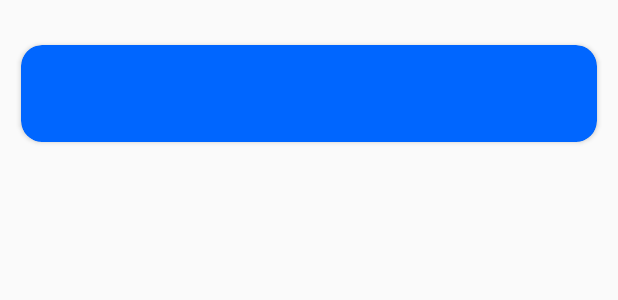
After one commit to DannyIsYog/CMovProject, an Android app: the layout frame_groupview.xml on its own in the app's theme, with its tools: preview values and no code run, on a phone screen of 412 x 824 dp. The commit adds this screen. Shown: the top 300 px of the screen. Run offline under Robolectric (Android 15) with nearby library versions, the light colour scheme and no system bars.

Commit message:
Started implementing showing all chatrooms available

```diff
--- /dev/null
+++ b/app/src/main/res/layout/frame_groupview.xml
@@ -0,0 +1,31 @@
+<?xml version="1.0" encoding="utf-8"?>
+<androidx.cardview.widget.CardView xmlns:android="http://schemas.android.com/apk/res/android"
+    android:layout_width="match_parent"
+    xmlns:card_view="http://schemas.android.com/apk/res-auto"
+    xmlns:tools="http://schemas.android.com/tools"
+    android:layout_marginHorizontal="14dp"
+    android:layout_marginTop="30dp"
+    card_view:cardCornerRadius="14dp"
+    android:layout_height="wrap_content"
+    card_view:cardBackgroundColor="@color/dark_blue_ist"
+    tools:context=".ChatFragment">
+
+    <LinearLayout
+        android:layout_width="match_parent"
+        android:layout_height="match_parent"
+        android:padding="10dp">
+
+        <TextView
+            android:id="@+id/chatName"
+            android:layout_width="wrap_content"
+            android:layout_height="wrap_content"
+            android:paddingTop="25sp"
+            android:textStyle="bold"
+            android:layout_marginStart="30dp"
+            android:gravity="center"
+            android:textColor="@color/white" />
+
+
+    </LinearLayout>
+
+</androidx.cardview.widget.CardView>
```
Also changed, not shown: app/src/main/java/pt/ulisboa/tecnico/cmov/cmovproject/ChatFragment.java (+19 -5 lines), app/src/main/java/pt/ulisboa/tecnico/cmov/cmovproject/GroupListAdapter.java (added, +46 -0 lines), app/src/main/java/pt/ulisboa/tecnico/cmov/cmovproject/RecyclerViewHolder.java (added, +20 -0 lines), app/src/main/res/layout/fragment_chat.xml (+20 -26 lines).
